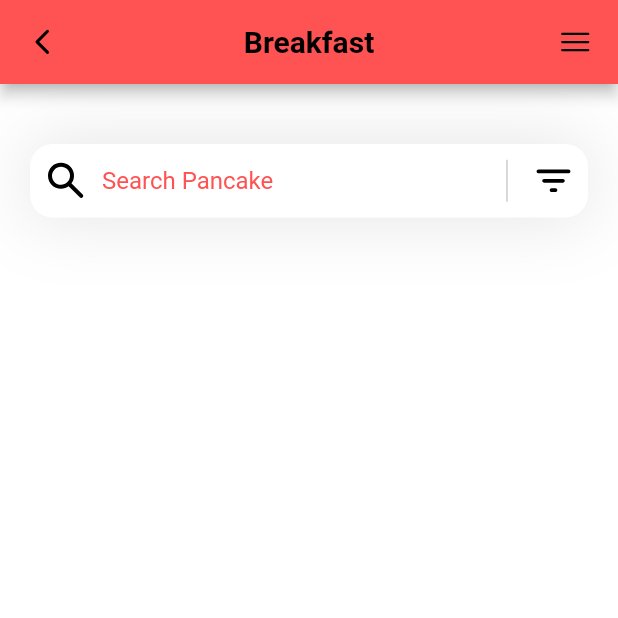
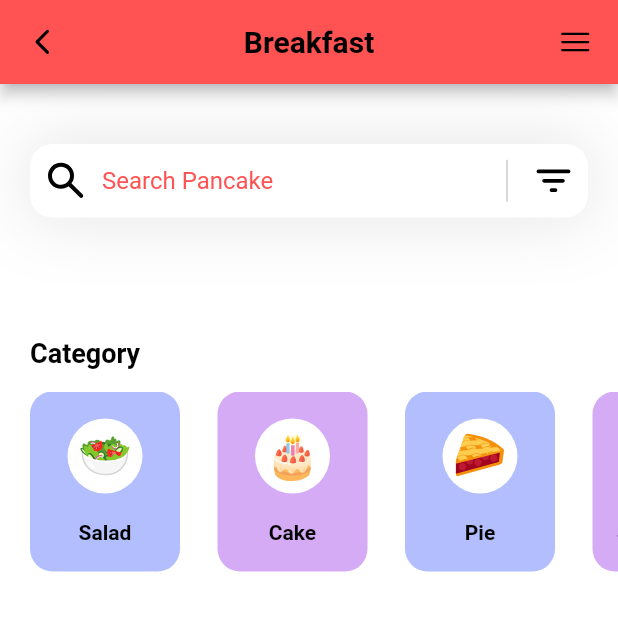
Before and after one commit to eddiearnoldz/flutter_tutorial, a Flutter app: the screen it shows after launch, on a phone screen of 412 x 824 dp, the top half of it. Run offline on Flutter 3.47's test engine with Material 2 defaults, Android fonts, the phone set to English and light mode, and no system bars; our stand-ins replace flutter_svg.

Commit message:
created categories section

```diff
--- /dev/null
+++ b/lib/models/category_model.dart
@@ -0,0 +1,20 @@
+import 'package:flutter/material.dart';
+
+class CategoryModel {
+  String name;
+  String iconPath;
+  Color boxColor;
+
+  CategoryModel({required this.name, required this.iconPath, required this.boxColor});
+
+  static List<CategoryModel> getCategories() {
+    List<CategoryModel> categories = [];
+
+    categories.add(CategoryModel(name: 'Salad', iconPath: 'assets/icons/salad.svg', boxColor: const Color(0xff92A3FD)));
+    categories.add(CategoryModel(name: 'Cake', iconPath: 'assets/icons/cake.svg', boxColor: const Color(0xffC588F2)));
+    categories.add(CategoryModel(name: 'Pie', iconPath: 'assets/icons/pie.svg', boxColor: const Color(0xff92A3FD)));
+    categories.add(CategoryModel(name: 'Smoothies', iconPath: 'assets/icons/smoothie.svg', boxColor: const Color(0xffC588F2)));
+
+    return categories;
+  }
+}
--- a/lib/pages/home.dart
+++ b/lib/pages/home.dart
@@ -1,43 +1,112 @@
 import 'package:flutter/material.dart';
 import 'package:flutter_svg/svg.dart';
+import 'package:flutter_tutorial/models/category_model.dart';
 
-
-class Homepage extends StatelessWidget {
+class Homepage extends StatefulWidget {
   const Homepage({super.key});
 
   @override
+  State<Homepage> createState() => _HomepageState();
+}
+
+class _HomepageState extends State<Homepage> {
+  List<CategoryModel> categories = [];
+
+  void _getCategories() {
+    categories = CategoryModel.getCategories();
+  }
+
+  @override
   Widget build(BuildContext context) {
+    _getCategories();
     return Scaffold(
       appBar: appBar(),
       backgroundColor: Colors.white,
-      body: Column(
+      body: Column(crossAxisAlignment: CrossAxisAlignment.start, children: [
+        _searchField(),
+        const SizedBox(height: 40,),
+        _categoriesSection()
+      ]),
+    );
+  }
+
+  Column _categoriesSection() {
+    return Column(
+        crossAxisAlignment: CrossAxisAlignment.start,
         children: [
-          _searchField()
-      ]),
+          const Padding(
+            padding: EdgeInsets.only(left: 20),
+            child: Text(
+              'Category',
+              style: TextStyle(color: Colors.black, fontSize: 18, fontWeight: FontWeight.w600),
+            ),
+          ),
+          const SizedBox(
+            height: 15,
+          ),
+          Container(
+            height: 120,
+            child: ListView.separated(
+              itemCount: categories.length,
+              scrollDirection: Axis.horizontal,
+              padding: EdgeInsets.only(
+                left:20,
+                right: 20,
+              ),
+              separatorBuilder: (context, index) => const SizedBox(width:25),
+              itemBuilder: (context, index) {
+                return Container(
+                  width: 100,
+                  decoration: BoxDecoration(
+                    color: categories[index].boxColor.withOpacity(0.7),
+                    borderRadius: BorderRadius.circular(15)
+
+                  ),
+                  child: Column(
+                    mainAxisAlignment: MainAxisAlignment.spaceEvenly,
+                    children: [
+                      Container(
+                        width: 50,
+                        height:50,
+                        decoration: BoxDecoration(
+                          color: Colors.white,
+                          shape: BoxShape.circle
+                        ),
+                        child: Padding(
+                          padding: const EdgeInsets.all(8.0),
+                          child: SvgPicture.asset(categories[index].iconPath),
+                        ),
+                      ),
+                      Text(
+                        categories[index].name,
+                        style: TextStyle(
+                          fontWeight: FontWeight.w600,
+                          color: Colors.black,
+                          fontSize: 14
+                        ),
+                      )
+                    ],
+                  ),
+                );
+              }
+            ),
+          )
+        ],
       );
   }
 
   Container _searchField() {
     return Container(
-          margin: const EdgeInsets.only(top:40,left:20,right:20,bottom:40),
+      margin: const EdgeInsets.only(top: 40, left: 20, right: 20, bottom: 40),
       alignment: Alignment.center,
-          decoration: BoxDecoration(
-            boxShadow: [
-            BoxShadow(
-              color: Colors.black.withOpacity(0.11),
-              blurRadius: 40,
-              spreadRadius: 0.0)
-      ]),
+      decoration: BoxDecoration(boxShadow: [BoxShadow(color: Colors.black.withOpacity(0.11), blurRadius: 40, spreadRadius: 0.0)]),
       child: TextField(
         decoration: InputDecoration(
             filled: true,
             fillColor: Colors.white,
             contentPadding: EdgeInsets.all(15),
             hintText: 'Search Pancake',
-              hintStyle: const TextStyle(
-                color: Colors.redAccent,
-                fontSize: 16
-              ),
+            hintStyle: const TextStyle(color: Colors.redAccent, fontSize: 16),
             prefixIcon: Padding(
               padding: const EdgeInsets.all(8.0),
               child: SvgPicture.asset('assets/icons/search_icon.svg'),
@@ -56,18 +125,17 @@ class Homepage extends StatelessWidget {
                     ),
                     Padding(
                       padding: const EdgeInsets.all(8.0),
-                        child: SvgPicture.asset('assets/icons/filter_icon.svg',
+                      child: SvgPicture.asset(
+                        'assets/icons/filter_icon.svg',
                         height: 30,
-                        width: 30,),
+                        width: 30,
+                      ),
                     ),
                   ],
                 ),
               ),
             ),
-              border: OutlineInputBorder(
-                borderRadius: BorderRadius.circular(15),
-                borderSide: BorderSide.none)
-            ),
+            border: OutlineInputBorder(borderRadius: BorderRadius.circular(15), borderSide: BorderSide.none)),
       ),
     );
   }
@@ -76,41 +144,27 @@ class Homepage extends StatelessWidget {
     return AppBar(
       title: const Text(
         'Breakfast',
-        style: TextStyle(
-          color: Colors.black,
-          fontSize: 20,
-          fontWeight: FontWeight.bold
-        ),
+        style: TextStyle(color: Colors.black, fontSize: 20, fontWeight: FontWeight.bold),
       ),
       backgroundColor: Colors.redAccent,
       centerTitle: true,
       leading: GestureDetector(
-          onTap: () {
-
-          },
+        onTap: () {},
         child: Container(
           margin: const EdgeInsets.all(10),
           alignment: Alignment.center,
-          decoration: BoxDecoration(
-            color: Colors.redAccent,
-            borderRadius:BorderRadius.circular(10)
-            ),
+          decoration: BoxDecoration(color: Colors.redAccent, borderRadius: BorderRadius.circular(10)),
           child: SvgPicture.asset('assets/icons/back_arrow.svg'),
         ),
       ),
       actions: [
         GestureDetector(
-          onTap: () {
-
-          },
+          onTap: () {},
           child: Container(
             margin: const EdgeInsets.all(10),
             width: 37,
             alignment: Alignment.center,
-          decoration: BoxDecoration(
-            color: Colors.redAccent,
-            borderRadius:BorderRadius.circular(10)
-            ),
+            decoration: BoxDecoration(color: Colors.redAccent, borderRadius: BorderRadius.circular(10)),
             child: SvgPicture.asset('assets/icons/hamburger_menu.svg'),
           ),
         ),
```
Also changed, not shown: assets/icons/cake.svg (added), assets/icons/pie.svg (added), assets/icons/salad.svg (added), assets/icons/smoothie.svg (added). Lines whose indentation alone changed are shown as unchanged.
